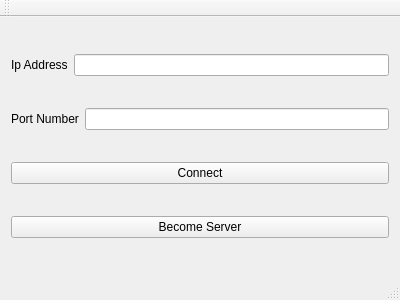
Qt form mainwindow.ui (GVallicrosa/share-clipboard) before a commit.
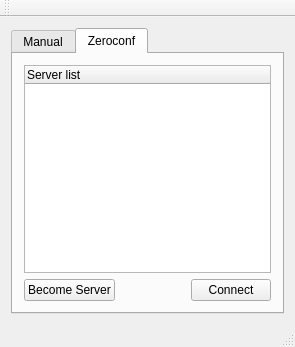
The same form after that commit. The open tabs and pages were chosen to show the change.

Commit message: issue 3: initial version of Zeroconf configuration

The edit to the form file:
```diff
--- a/mainwindow.ui
+++ b/mainwindow.ui
@@ -6,31 +6,51 @@
    <rect>
     <x>0</x>
     <y>0</y>
-    <width>400</width>
-    <height>300</height>
+    <width>295</width>
+    <height>347</height>
    </rect>
   </property>
   <property name="windowTitle">
    <string>MainWindow</string>
   </property>
   <widget class="QWidget" name="centralWidget">
-   <layout class="QVBoxLayout" name="verticalLayout">
+   <layout class="QGridLayout" name="gridLayout_3">
+    <item row="0" column="0">
+     <widget class="QTabWidget" name="tabWidget">
+      <property name="enabled">
+       <bool>true</bool>
+      </property>
+      <property name="currentIndex">
+       <number>0</number>
+      </property>
+      <property name="tabsClosable">
+       <bool>false</bool>
+      </property>
+      <widget class="QWidget" name="tab_1">
+       <attribute name="title">
+        <string>Manual</string>
+       </attribute>
+       <layout class="QGridLayout" name="gridLayout">
+        <item row="0" column="0">
+         <layout class="QHBoxLayout" name="horizontalLayout_3">
     <item>
-     <layout class="QHBoxLayout" name="horizontalLayout">
-      <item>
-       <widget class="QLabel" name="label">
+           <widget class="QLabel" name="label_1">
         <property name="text">
          <string>Ip Address</string>
         </property>
        </widget>
       </item>
       <item>
-       <widget class="QLineEdit" name="ipAddressEdit"/>
+           <widget class="QLineEdit" name="ipAddressEdit">
+            <property name="text">
+             <string>192.168.1.</string>
+            </property>
+           </widget>
       </item>
      </layout>
     </item>
-    <item>
-     <layout class="QHBoxLayout" name="horizontalLayout_2">
+        <item row="1" column="0">
+         <layout class="QHBoxLayout" name="horizontalLayout_4">
       <item>
        <widget class="QLabel" name="label_2">
         <property name="text">
@@ -39,18 +59,22 @@
        </widget>
       </item>
       <item>
-       <widget class="QLineEdit" name="portNumberEdit"/>
+           <widget class="QLineEdit" name="portNumberEdit">
+            <property name="text">
+             <string>4547</string>
+            </property>
+           </widget>
       </item>
      </layout>
     </item>
-    <item>
+        <item row="2" column="0">
      <widget class="QPushButton" name="connectButton">
       <property name="text">
        <string>Connect</string>
       </property>
      </widget>
     </item>
-    <item>
+        <item row="3" column="0">
      <widget class="QPushButton" name="becomeServerBtn">
       <property name="text">
        <string>Become Server</string>
@@ -59,6 +83,57 @@
     </item>
    </layout>
   </widget>
+      <widget class="QWidget" name="tab_2">
+       <attribute name="title">
+        <string>Zeroconf</string>
+       </attribute>
+       <layout class="QGridLayout" name="gridLayout_2">
+        <item row="0" column="0">
+         <widget class="QTreeWidget" name="serverList">
+          <column>
+           <property name="text">
+            <string>Server list</string>
+           </property>
+          </column>
+         </widget>
+        </item>
+        <item row="1" column="0">
+         <layout class="QHBoxLayout" name="horizontalLayout_5">
+          <item>
+           <widget class="QPushButton" name="becomeServerBtnZeroconf">
+            <property name="text">
+             <string>Become Server</string>
+            </property>
+           </widget>
+          </item>
+          <item>
+           <spacer name="horizontalSpacer">
+            <property name="orientation">
+             <enum>Qt::Horizontal</enum>
+            </property>
+            <property name="sizeHint" stdset="0">
+             <size>
+              <width>40</width>
+              <height>20</height>
+             </size>
+            </property>
+           </spacer>
+          </item>
+          <item>
+           <widget class="QPushButton" name="connectButtonZeroconf">
+            <property name="text">
+             <string>Connect</string>
+            </property>
+           </widget>
+          </item>
+         </layout>
+        </item>
+       </layout>
+      </widget>
+     </widget>
+    </item>
+   </layout>
+  </widget>
   <widget class="QMenuBar" name="menuBar">
    <property name="geometry">
     <rect>
```
Left out of the diff: 4 changed lines with no effect on the pictures. Lines whose indentation alone changed are shown as unchanged. The commit also changes 12 other files.
